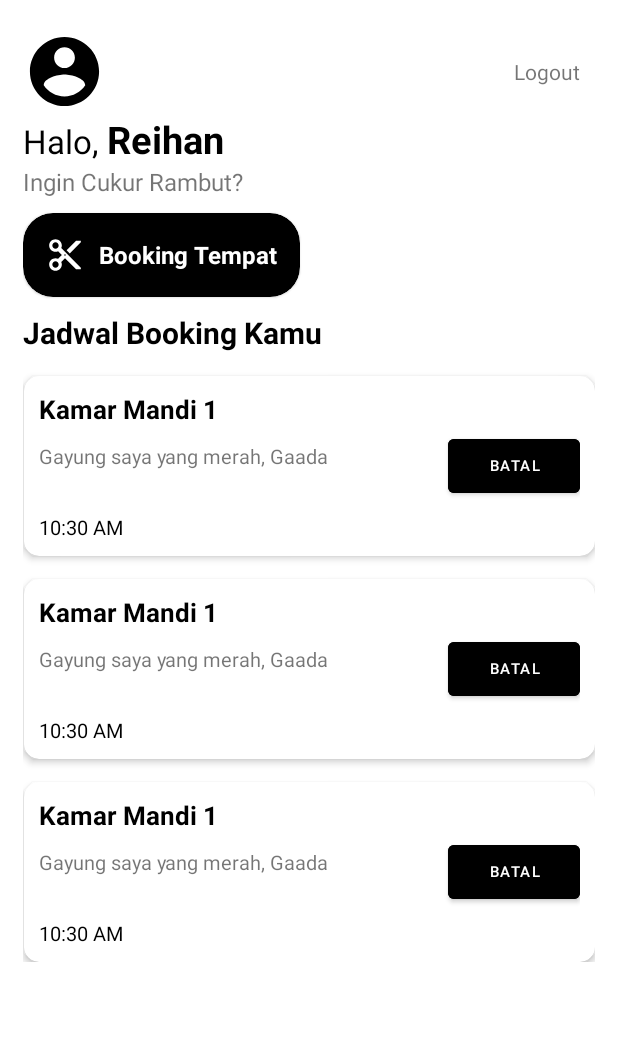
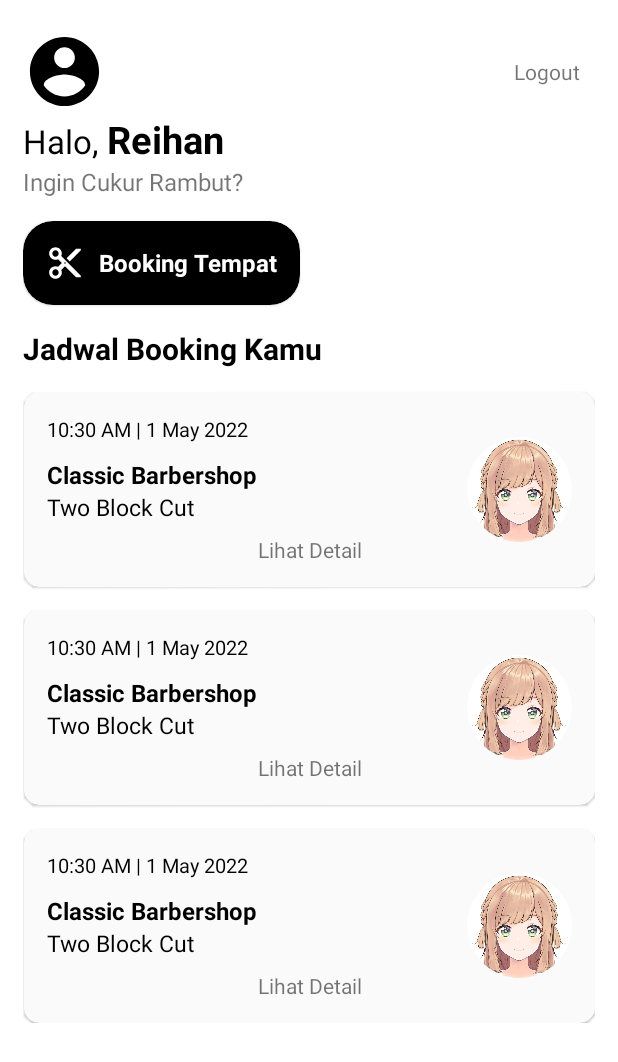
Before and after one commit to ReihanFatilla/BarberKu, an Android app: the layout activity_home.xml on its own in the app's theme, with its tools: preview values and no code run, on a phone screen of 412 x 824 dp. Shown: the top 1062 px of the screen. Run offline under Robolectric (Android 15) with nearby library versions, the phone set to English and light mode, and no system bars.

Commit message:
Changing RecyclerView item design

```diff
--- a/app/src/main/res/layout/activity_home.xml
+++ b/app/src/main/res/layout/activity_home.xml
@@ -75,7 +75,7 @@
             android:layout_width="wrap_content"
             android:layout_height="wrap_content"
             android:backgroundTint="@color/PrimaryColor"
-            android:layout_marginTop="10dp"
+            android:layout_marginTop="15dp"
             android:clickable="true"
             android:focusable="true"
             app:cardCornerRadius="20dp"
@@ -116,7 +116,7 @@
             android:layout_width="wrap_content"
             android:layout_height="wrap_content"
             android:text="Jadwal Booking Kamu"
-            android:layout_marginTop="10dp"
+            android:layout_marginTop="15dp"
             android:textColor="@color/black"
             android:textStyle="bold"
             android:textSize="20sp"
--- a/app/src/main/res/layout/item_bookbath.xml
+++ b/app/src/main/res/layout/item_bookbath.xml
@@ -2,71 +2,79 @@
 <com.google.android.material.card.MaterialCardView
     xmlns:android="http://schemas.android.com/apk/res/android"
     android:layout_width="match_parent"
-    android:layout_height="120dp"
+    android:layout_height="130dp"
     xmlns:app="http://schemas.android.com/apk/res-auto"
     android:layout_marginHorizontal="15dp"
-    app:cardElevation="3dp"
-
+    app:cardElevation="1dp"
     app:cardCornerRadius="10dp"
+    android:backgroundTint="@color/gray"
     android:layout_marginTop="15dp">
 
     <androidx.constraintlayout.widget.ConstraintLayout
         android:layout_width="match_parent"
         android:layout_height="match_parent"
-        android:padding="10dp">
-
-        <TextView
-            android:id="@+id/tv_kamar_mandi"
-            android:layout_width="wrap_content"
-            android:layout_height="wrap_content"
-            android:textStyle="bold"
-            android:textColor="@color/black"
-            android:textSize="17sp"
-            app:layout_constraintStart_toStartOf="parent"
-            app:layout_constraintTop_toTopOf="parent"
-            android:text="Kamar Mandi 1" />
-
-        <TextView
-            android:id="@+id/tv_note"
-            android:layout_width="0dp"
-            android:layout_height="wrap_content"
-            android:textSize="13sp"
-            android:textStyle="normal"
-            android:maxLines="1"
-            android:text="Gayung saya yang merah, Gaada Pegangan"
-            android:layout_marginTop="10dp"
-            android:layout_marginEnd="25dp"
-            app:layout_constraintTop_toBottomOf="@id/tv_kamar_mandi"
-            app:layout_constraintStart_toStartOf="parent"
-            app:layout_constraintEnd_toStartOf="@id/btn_cancel"
-            />
-
-
+        android:padding="15dp">
 
         <TextClock
             android:id="@+id/tv_time"
             android:layout_width="wrap_content"
             android:layout_height="wrap_content"
-            android:format24Hour="EEEE, d MMM yyyy | HH:mm"
+            android:format12Hour="HH:mm a | d MMM yyyy"
             android:maxLines="1"
-            android:text="Senin, 16 Desember 2022 | 15:30"
+            android:text="03:30 PM | 16 Desember 2022"
             android:textColor="@color/black"
             android:textStyle="normal"
             android:textSize="13sp"
-            app:layout_constraintBottom_toBottomOf="parent"
+            app:layout_constraintTop_toTopOf="parent"
             app:layout_constraintStart_toStartOf="parent"/>
 
-        <Button
-            android:id="@+id/btn_cancel"
+        <TextView
+            android:id="@+id/tv_barbershop_name"
             android:layout_width="wrap_content"
             android:layout_height="wrap_content"
-            android:text="Batal"
-            android:paddingHorizontal="10dp"
-            android:textSize="10sp"
+            android:textStyle="bold"
+            android:textColor="@color/black"
+            android:textSize="16sp"
+            android:layout_marginTop="10dp"
+            app:layout_constraintStart_toStartOf="parent"
+            app:layout_constraintTop_toBottomOf="@id/tv_time"
+            android:text="Classic Barbershop" />
+
+        <TextView
+            android:id="@+id/tv_"
+            android:layout_width="wrap_content"
+            android:layout_height="wrap_content"
+            android:textStyle="normal"
+            android:textColor="@color/black"
+            android:textSize="15sp"
+            app:layout_constraintStart_toStartOf="parent"
+            app:layout_constraintTop_toBottomOf="@id/tv_barbershop_name"
+            android:text="Two Block Cut" />
+
+        <TextView
+            android:id="@+id/tv_click_detail"
+            android:layout_width="wrap_content"
+            android:layout_height="wrap_content"
+            android:text="Lihat Detail"
+            app:layout_constraintBottom_toBottomOf="parent"
+            app:layout_constraintStart_toStartOf="parent"
+            app:layout_constraintEnd_toEndOf="parent" />
+
+        <com.google.android.material.card.MaterialCardView
+            android:layout_width="wrap_content"
+            android:layout_height="wrap_content"
+            app:cardElevation="0dp"
+            app:cardCornerRadius="150dp"
             app:layout_constraintEnd_toEndOf="parent"
             app:layout_constraintTop_toTopOf="parent"
-            app:layout_constraintBottom_toBottomOf="parent"
-            android:backgroundTint="@color/PrimaryColor" />
+            app:layout_constraintBottom_toBottomOf="parent">
+
+            <ImageView
+                android:layout_width="70dp"
+                android:layout_height="70dp"
+                android:src="@drawable/img_profile_barber"/>
+
+        </com.google.android.material.card.MaterialCardView>
 
     </androidx.constraintlayout.widget.ConstraintLayout>
 
--- a/app/src/main/res/values/colors.xml
+++ b/app/src/main/res/values/colors.xml
@@ -7,6 +7,7 @@
     <color name="teal_700">#FF018786</color>
     <color name="black">#FF000000</color>
     <color name="white">#FFFFFFFF</color>
+    <color name="gray">#FAFAFA</color>
 
     <color name="PrimaryColor">#FF000000</color>
     <color name="LighterPrimaryColor">#FF000000</color>
```
Also changed, not shown: app/src/main/res/drawable-v24/img_profile_barber.jpeg (added).
